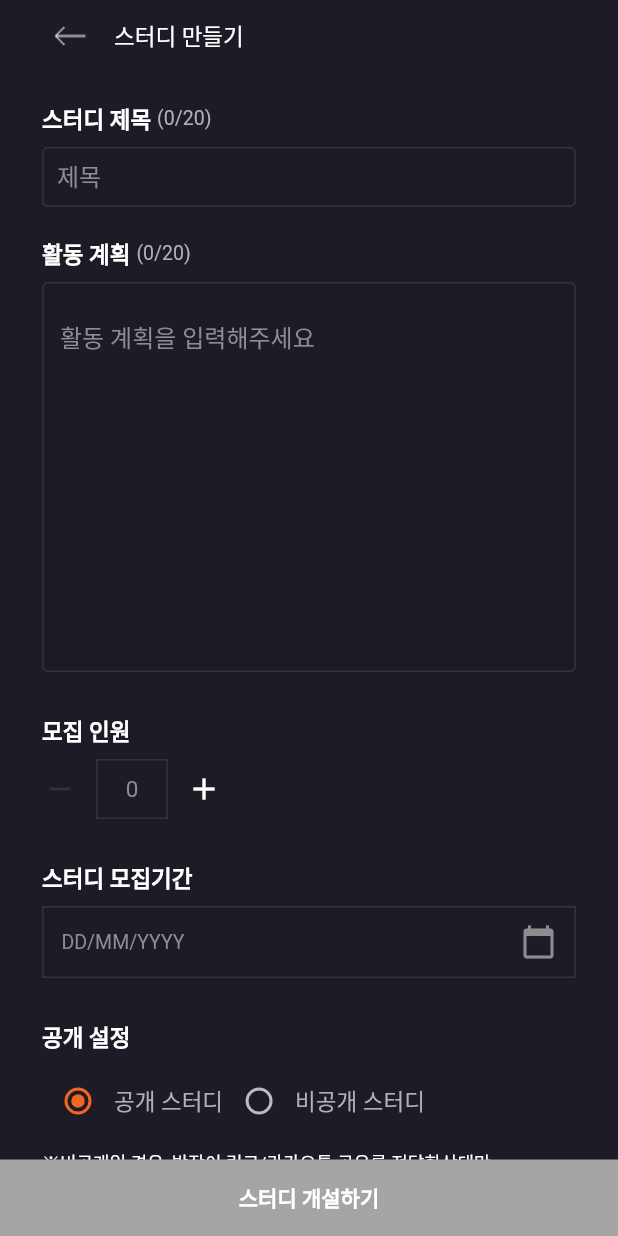
After one commit to JOIN-M-Y/Mobile, a Flutter app: the CreateStudy screen opened by its route, on a phone screen of 412 x 824 dp. The commit adds this screen. Run offline on Flutter 3.47's test engine with Material 2 defaults, Android fonts, the phone set to English and light mode, and no system bars; our stand-ins replace circular_check_box, dio, firebase_messaging, flutter_swiper, google_sign_in, image_cropper and 3 more; missing offline and left inert: flare_splash_screen, loading_animations; accounts and stored records are empty.

Commit message:
add : user sign in,up & create study

```diff
--- a/lib/blocs/user_bloc.dart
+++ b/lib/blocs/user_bloc.dart
@@ -3,6 +3,7 @@ import 'package:google_sign_in/google_sign_in.dart';
 import 'package:join/blocs/base.dart';
 import 'package:join/model/account_model.dart';
 import 'package:rxdart/rxdart.dart';
+import 'package:shared_preferences/shared_preferences.dart';
 
 class UserBloc extends BaseBloc<AccountModel> {
   Observable<AccountModel> get userInfo => fetcher.stream;
@@ -25,8 +26,63 @@ class UserBloc extends BaseBloc<AccountModel> {
       String provider,
       String socialId,
       BuildContext context) async {
+    List<String> engToKor = List();
+
+    // ignore: missing_return
+    interestList.forEach((f) {
+      switch (f) {
+        case "BX디자인":
+          engToKor.add("bx");
+          break;
+        case "UX/UI디자인":
+          engToKor.add("ux/ui");
+          break;
+        case "영상 디자인":
+          engToKor.add("video");
+          break;
+        case "3D 디자인":
+          engToKor.add("3d");
+          break;
+        case "일러스트레이터":
+          engToKor.add("illustration");
+          break;
+        case "GA 기획":
+          engToKor.add("ga");
+          break;
+        case "UX 기획":
+          engToKor.add("ux");
+          break;
+        case "역 기획":
+          engToKor.add("reverse");
+          break;
+        case "마케팅 기획":
+          engToKor.add("marcketing");
+          break;
+        case "웹 개발":
+          engToKor.add("web");
+          break;
+        case "서버 개발":
+          engToKor.add("server");
+          break;
+        case "모바일 개발":
+          engToKor.add("mobile");
+          break;
+        case "데이터사이언스":
+          engToKor.add("dataScience");
+          break;
+        case "게임 개발":
+          engToKor.add("game");
+          break;
+        case "IoT개발":
+          engToKor.add("iot");
+          break;
+      }
+    });
+
     AccountModel model = await repository.signUpUser(email, fcmToken, gender,
-        position, interestList, provider, socialId, context);
+        position, engToKor, provider, socialId, context);
+    SharedPreferences sharedPreferences = await SharedPreferences.getInstance();
+    sharedPreferences.setString("accessToken", model.accessToken);
     fetcher.sink.add(model);
   }
 }
--- a/lib/const/strings.dart
+++ b/lib/const/strings.dart
@@ -12,4 +12,5 @@ class Routes {
   static const String GENDER = "/signUp/gender";
   static const String JOB = "/job";
   static const String DETAIL_JOB = "/job/detail";
+  static const String CREATE_STUDY = "/study/create";
 }
--- a/lib/main.dart
+++ b/lib/main.dart
@@ -10,6 +10,7 @@ import 'package:join/page/signin/jobPage.dart';
 import 'package:join/page/joinMainPage.dart';
 import 'package:join/page/loginPage.dart';
 import 'package:join/page/mainPage.dart';
+import 'package:join/page/tab_study/createStudyPafe.dart';
 
 import 'const/strings.dart';
 import 'page/signUpEmailPage.dart';
@@ -47,6 +48,7 @@ class JoinApp extends StatelessWidget {
             JobPage(ModalRoute.of(context).settings.arguments),
         Routes.DETAIL_JOB: (context) =>
             DetailJobPage(ModalRoute.of(context).settings.arguments),
+        Routes.CREATE_STUDY :(context) => CreateStudy()
       },
     );
   }
--- a/lib/network/AppInterceptors.dart
+++ b/lib/network/AppInterceptors.dart
@@ -3,24 +3,18 @@ import 'dart:async';
 import 'package:dio/dio.dart';
 import 'package:flutter/material.dart';
 import 'package:join/custom/join_dialog.dart';
+import 'package:shared_preferences/shared_preferences.dart';
 
 class AppInterceptors extends Interceptor {
-
   @override
   Future onRequest(RequestOptions options) async {
-    if (options.headers.containsKey("requiresToken")) {
-      //remove the auxiliary header
-      options.headers.remove("requiresToken");
-
-//      SharedPreferences prefs = await SharedPreferences.getInstance();
-//      var header = prefs.get("Header");
-//
-//      options.headers.addAll({"Header": "$header${DateTime.now()}"});
+    SharedPreferences shard = await SharedPreferences.getInstance();
+    String accessToken = shard.get("accessToken");
+    if (accessToken != null) {
+      options.headers["Authorization"] = accessToken;
+    }
     print(
-          "--> ${options.method != null
-              ? options.method.toUpperCase()
-              : 'METHOD'} ${"" + (options.baseUrl ?? "") +
-              (options.path ?? "")}");
+        "--> ${options.method != null ? options.method.toUpperCase() : 'METHOD'} ${"" + (options.baseUrl ?? "") + (options.path ?? "")}");
     print("Headers:");
     options.headers.forEach((k, v) => print('$k: $v'));
     if (options.queryParameters != null) {
@@ -31,12 +25,9 @@ class AppInterceptors extends Interceptor {
       print("Body: ${options.data}");
     }
     print(
-          "--> END ${options.method != null
-              ? options.method.toUpperCase()
-              : 'METHOD'}");
+        "--> END ${options.method != null ? options.method.toUpperCase() : 'METHOD'}");
 
     return options;
-    }
   }
 
   @override
@@ -47,14 +38,9 @@ class AppInterceptors extends Interceptor {
 //          "/login", (Route<dynamic> route) => false);
 //    }
       print(
-          "<-- ${dioError.message} ${(dioError.response?.request != null
-              ? (dioError.response.request.baseUrl +
-              dioError.response.request.path)
-              : 'URL')}");
+          "<-- ${dioError.message} ${(dioError.response?.request != null ? (dioError.response.request.baseUrl + dioError.response.request.path) : 'URL')}");
       print(
-          "${dioError.response != null
-              ? dioError.response.data
-              : 'Unknown Error'}");
+          "${dioError.response != null ? dioError.response.data : 'Unknown Error'}");
       print("<-- End error");
       return dioError;
     }
@@ -76,12 +62,10 @@ class AppInterceptors extends Interceptor {
 //          request: response.request, error: "User is no longer active");
 //    }
     print(
-        "<-- ${response.statusCode} ${(response.request != null ? (response
-            .request.baseUrl + response.request.path) : 'URL')}");
+        "<-- ${response.statusCode} ${(response.request != null ? (response.request.baseUrl + response.request.path) : 'URL')}");
     print("Headers:");
     response.headers?.forEach((k, v) => print('$k: $v'));
     print("Response: ${response.data}");
     print("<-- END HTTP");
-
   }
 }
--- a/lib/page/loginPage.dart
+++ b/lib/page/loginPage.dart
@@ -1,6 +1,7 @@
 import 'package:dio/dio.dart';
 import 'package:flutter/cupertino.dart';
 import 'package:flutter/material.dart';
+import 'package:flutter/services.dart';
 import 'package:flutter/widgets.dart';
 import 'package:google_sign_in/google_sign_in.dart';
 import 'package:join/blocs/google_auth_bloc.dart';
@@ -100,7 +101,7 @@ class _LoginPage extends State<LoginPage> {
             moveGenderPager(() {
               userBloc.isSignUpUser(snapshot.data).then((value) {
                 if (value.accessToken.isNotEmpty) {
-                  Navigator.pushNamed(context, Routes.MAIN);
+                  Navigator.pushReplacementNamed(context, Routes.MAIN);
                 } else {
                   Navigator.pushNamed(context, Routes.GENDER,
                       arguments: GenderSelectArguments(snapshot.data));
--- a/lib/page/mainPage.dart
+++ b/lib/page/mainPage.dart
@@ -4,6 +4,7 @@ import 'package:flutter/material.dart';
 import 'package:flutter_swiper/flutter_swiper.dart';
 import 'package:join/blocs/recommend_bloc.dart';
 import 'package:join/common/ui.dart';
+import 'package:join/const/strings.dart';
 import 'package:join/page/tab_profile/profilePage.dart';
 import 'package:join/page/tab_study/bestStudyPage.dart';
 import 'package:join/page/tab_study/newStudyPage.dart';
@@ -69,6 +70,13 @@ class _MainPage extends State<MainPage> {
   Widget build(BuildContext context) {
     return Scaffold(
       resizeToAvoidBottomInset: false,
+      floatingActionButton: FloatingActionButton(
+        backgroundColor: Color.fromRGBO(243, 102, 34, 1),
+        onPressed: () {
+          Navigator.pushNamed(context, Routes.CREATE_STUDY);
+        },
+        child: Icon(Icons.edit),
+      ),
       backgroundColor: Color.fromRGBO(28, 27, 38, 2),
       body: SafeArea(
         child: SizedBox.expand(
--- a/lib/page/signin/detailJobPage.dart
+++ b/lib/page/signin/detailJobPage.dart
@@ -56,7 +56,7 @@ class _DetailJogPage extends State<DetailJobPage> {
     String gender = widget.arguments.gender;
 
     userBloc.signUphUser(
-        email, fcmToken, gender, position, items, "gmail", socialId,context);
+        email, fcmToken, gender, position, items, "gmail", socialId, context);
   }
 
   @override
@@ -104,8 +104,8 @@ class _DetailJogPage extends State<DetailJobPage> {
                     StreamBuilder<AccountModel>(
                         stream: userBloc.userInfo,
                         builder: (context, snapshot) {
-                          if (snapshot.hasData) {
-                            Navigator.of(context).pushNamed(Routes.MAIN);
+                          if (snapshot.hasData && !snapshot.hasError) {
+                            Navigator.of(context).popUntil(ModalRoute.withName(Routes.MAIN));
                           }
                           return Expanded(
                             child: SingleChildScrollView(
@@ -157,10 +157,9 @@ class _DetailJogPage extends State<DetailJobPage> {
                                               context: context,
                                               builder: (context) {
                                                 return JoinDialog(
-                                                  title: "선택",
-                                                  content:
-                                                      "관심분야를 하나 이상 선택해주세요."
-                                                );
+                                                    title: "선택",
+                                                    content:
+                                                        "관심분야를 하나 이상 선택해주세요.");
                                               });
                                         } else {
                                           signUp(newItems);
--- /dev/null
+++ b/lib/page/tab_study/createStudyPafe.dart
@@ -0,0 +1,415 @@
+import 'package:flutter/cupertino.dart';
+import 'package:flutter/material.dart';
+import 'package:join/common/ui.dart';
+
+class CreateStudy extends StatefulWidget {
+  @override
+  State<StatefulWidget> createState() => _CreateStudy();
+}
+
+class _CreateStudy extends State<CreateStudy> {
+  bool value = false;
+  int secretGroup = 1;
+  int categoryGroup = 2;
+
+  @override
+  Widget build(BuildContext context) {
+    return Scaffold(
+      backgroundColor: Color.fromRGBO(28, 27, 38, 2),
+      body: SafeArea(
+          child: Column(
+        mainAxisSize: MainAxisSize.max,
+        children: <Widget>[
+          Expanded(
+            child: SingleChildScrollView(
+              child: Padding(
+                padding: const EdgeInsets.only(left: 28, right: 28),
+                child: Column(
+                  crossAxisAlignment: CrossAxisAlignment.start,
+                  children: <Widget>[
+                    toolbar(),
+                    studyTitle(),
+                    studyTitleInputBox(),
+                    studyPlan(),
+                    studyPlanInputBox(),
+                    SizedBox(height: 28),
+                    studyRecruitCountText(),
+                    SizedBox(height: 8),
+                    studyRecruitCount(),
+                    SizedBox(height: 28),
+                    studyScheduleText(),
+                    studySchedule(),
+                    SizedBox(height: 28),
+                    studySecretSettingText(),
+                    SizedBox(height: 8),
+                    studySecretSetting(),
+                    SizedBox(height: 8),
+                    studySeccretSettingDescription(),
+                    SizedBox(height: 28),
+                    studyAreaText(),
+                    SizedBox(height: 8),
+                    studyArea(),
+                    SizedBox(height: 28),
+                    studyCategoryText(),
+                    studyCategory()
+                  ],
+                ),
+              ),
+            ),
+          ),
+          createStudyButton()
+        ],
+      )),
+    );
+  }
+
+  Widget studyCategory() {
+    return Theme(
+      data: ThemeData.dark(),
+      child: Row(
+        children: <Widget>[
+          Radio(
+            value: 1,
+            groupValue: categoryGroup,
+            activeColor: Color.fromRGBO(243, 102, 34, 1),
+            onChanged: (value) {
+              setState(() {
+                this.categoryGroup = value;
+              });
+            },
+          ),
+          Text("기획",
+              style: TextStyle(
+                  fontSize: 15, color: Color.fromRGBO(177, 177, 177, 1))),
+          Radio(
+            value: 2,
+            groupValue: categoryGroup,
+            activeColor: Color.fromRGBO(243, 102, 34, 1),
+            onChanged: (value) {
+              setState(() {
+                this.categoryGroup = value;
+              });
+            },
+          ),
+          Text("디자인",
+              style: TextStyle(
+                  fontSize: 15, color: Color.fromRGBO(177, 177, 177, 1))),
+          Radio(
+            value: 3,
+            groupValue: categoryGroup,
+            activeColor: Color.fromRGBO(243, 102, 34, 1),
+            onChanged: (value) {
+              setState(() {
+                this.categoryGroup = value;
+              });
+            },
+          ),
+          Text("개발",
+              style: TextStyle(
+                  fontSize: 15, color: Color.fromRGBO(177, 177, 177, 1))),
+        ],
+      ),
+    );
+  }
+
+  Widget studyCategoryText() => Text("카테고리 선택",
+      style: TextStyle(
+          color: Colors.white, fontSize: 15, fontWeight: FontWeight.bold));
+
+  Widget studyArea() {
+    return Row(
+      children: <Widget>[
+        Expanded(
+          flex: 1,
+          child: Container(
+            decoration: BoxDecoration(
+                border: Border.all(color: Color.fromRGBO(47, 51, 55, 1))),
+            child: Padding(
+              padding: const EdgeInsets.only(
+                  left: 12, right: 12, top: 10, bottom: 10),
+              child: Row(
+                mainAxisAlignment: MainAxisAlignment.spaceBetween,
+                children: <Widget>[
+                  Text("도",
+                      style: TextStyle(
+                          fontSize: 13,
+                          color: Color.fromRGBO(141, 140, 143, 1))),
+                  Icon(Icons.arrow_drop_down, color: Colors.white)
+                ],
+              ),
+            ),
+          ),
+        ),
+        SizedBox(width: 13),
+        Expanded(
+          flex: 1,
+          child: Container(
+            decoration: BoxDecoration(
+                border: Border.all(color: Color.fromRGBO(47, 51, 55, 1))),
+            child: Padding(
+              padding: const EdgeInsets.only(
+                  left: 12, right: 12, top: 10, bottom: 10),
+              child: Row(
+                mainAxisAlignment: MainAxisAlignment.spaceBetween,
+                children: <Widget>[
+                  Text("시",
+                      style: TextStyle(
+                          fontSize: 13,
+                          color: Color.fromRGBO(141, 140, 143, 1))),
+                  Icon(Icons.arrow_drop_down, color: Colors.white)
+                ],
+              ),
+            ),
+          ),
+        )
+      ],
+    );
+  }
+
+  Widget studyAreaText() => Text("지역",
+      style: TextStyle(
+          color: Colors.white, fontSize: 15, fontWeight: FontWeight.bold));
+
+  Widget studySeccretSettingDescription() =>
+      Text("※비공개일 경우, 방장이 링크/카카오톡 공유를 전달한상대만 \n초대가능니다.",
+          style: TextStyle(color: Colors.white, fontSize: 12));
+
+  Widget studySecretSetting() {
+    return Theme(
+      data: ThemeData.dark(),
+      child: Row(
+        children: <Widget>[
+          Radio(
+            value: 1,
+            groupValue: secretGroup,
+            activeColor: Color.fromRGBO(243, 102, 34, 1),
+            onChanged: (value) {
+              setState(() {
+                this.secretGroup = value;
+              });
+            },
+          ),
+          Text("공개 스터디",
+              style: TextStyle(
+                  fontSize: 15, color: Color.fromRGBO(177, 177, 177, 1))),
+          Radio(
+            value: 2,
+            groupValue: secretGroup,
+            activeColor: Color.fromRGBO(243, 102, 34, 1),
+            onChanged: (value) {
+              setState(() {
+                this.secretGroup = value;
+              });
+            },
+          ),
+          Text("비공개 스터디",
+              style: TextStyle(
+                  fontSize: 15, color: Color.fromRGBO(177, 177, 177, 1))),
+        ],
+      ),
+    );
+  }
+
+  Widget studySecretSettingText() {
+    return Text("공개 설정",
+        style: TextStyle(
+            color: Colors.white, fontSize: 15, fontWeight: FontWeight.bold));
+  }
+
+  Widget studySchedule() {
+    return Container(
+      margin: const EdgeInsets.only(top: 8),
+      decoration: BoxDecoration(
+          border: Border.all(color: Color.fromRGBO(47, 55, 51, 1))),
+      child: Padding(
+        padding:
+            const EdgeInsets.only(top: 11, bottom: 11, left: 12, right: 12),
+        child: Row(
+          mainAxisAlignment: MainAxisAlignment.spaceBetween,
+          children: <Widget>[
+            Text("DD/MM/YYYY",
+                style: TextStyle(
+                    fontSize: 13, color: Color.fromRGBO(141, 140, 143, 1))),
+            Icon(Icons.calendar_today, color: Color.fromRGBO(141, 140, 143, 1))
+          ],
+        ),
+      ),
+    );
+  }
+
+  Widget studyScheduleText() {
+    return Text("스터디 모집기간",
+        style: TextStyle(
+            color: Colors.white, fontSize: 15, fontWeight: FontWeight.bold));
+  }
+
+  Widget studyRecruitCount() {
+    return Row(
+      children: <Widget>[
+        InkWell(
+          child: Icon(Icons.remove, color: Color.fromRGBO(47, 55, 51, 1)),
+        ),
+        SizedBox(width: 12),
+        Container(
+          decoration: BoxDecoration(
+              border: Border.all(color: Color.fromRGBO(47, 55, 51, 1))),
+          alignment: Alignment.center,
+          width: 48,
+          height: 40,
+          child: Text("0",
+              style: TextStyle(
+                  color: Color.fromRGBO(141, 140, 143, 1), fontSize: 15)),
+        ),
+        SizedBox(width: 12),
+        InkWell(
+          child: Icon(Icons.add, color: Colors.white),
+        ),
+      ],
+    );
+  }
+
+  Widget studyRecruitCountText() {
+    return Text("모집 인원",
+        style: TextStyle(
+            color: Colors.white, fontSize: 15, fontWeight: FontWeight.bold));
+  }
+
+  Widget toolbar() {
+    return Row(
+      children: <Widget>[
+        IconButton(
+          icon: Image.asset("images/arrow_left.png"),
+          onPressed: () {
+            Navigator.pop(context);
+          },
+        ),
+        Text(
+          "스터디 만들기",
+          style: TextStyle(color: Colors.white, fontSize: 15),
+        )
+      ],
+    );
+  }
+
+  Widget createStudyButton() {
+    return Container(
+      color: Color.fromRGBO(165, 165, 165, 1),
+      alignment: Alignment.bottomCenter,
+      child: InkWell(
+        child: Padding(
+          padding: const EdgeInsets.all(15),
+          child: Text("스터디 개설하기",
+              style:
+                  TextStyle(color: Colors.white, fontWeight: FontWeight.bold)),
+        ),
+      ),
+    );
+  }
+
+  Widget studyTitle() {
+    return Container(
+      margin: const EdgeInsets.only(top: 20),
+      child: Row(
+        children: <Widget>[
+          Text(
+            "스터디 제목",
+            style: TextStyle(
+                color: Colors.white, fontSize: 15, fontWeight: FontWeight.bold),
+          ),
+          SizedBox(width: 4),
+          Text(
+            "(0/20)",
+            style: TextStyle(
+                color: Color.fromRGBO(177, 177, 177, 1), fontSize: 13),
+          ),
+        ],
+      ),
+    );
+  }
+
+  Widget studyTitleInputBox() {
+    return Container(
+      height: 40,
+      margin: const EdgeInsets.only(top: 8),
+      child: new Theme(
+          data: new ThemeData(
+              primaryColor: Color.fromRGBO(47, 55, 51, 1),
+              hintColor: Colors.yellow),
+          child: TextFormField(
+            textAlignVertical: TextAlignVertical.center,
+            decoration: InputDecoration(
+                isDense: true,
+                contentPadding: EdgeInsets.all(10),
+                hintText: "제목",
+                hintStyle: TextStyle(color: Color.fromRGBO(141, 140, 143, 1)),
+                enabledBorder: OutlineInputBorder(
+                  borderSide: BorderSide(
+                    color: Color.fromRGBO(47, 55, 51, 1),
+                    style: BorderStyle.solid,
+                  ),
+                ),
+                focusedBorder: OutlineInputBorder(
+                  borderSide: BorderSide(
+                    color: Colors.white,
+                    style: BorderStyle.solid,
+                  ),
+                )),
+          )),
+    );
+  }
+
+  Widget studyPlan() {
+    return Container(
+      margin: const EdgeInsets.only(top: 20),
+      child: Row(
+        children: <Widget>[
+          Text(
+            "활동 계획",
+            style: TextStyle(
+                color: Colors.white, fontSize: 15, fontWeight: FontWeight.bold),
+          ),
+          SizedBox(width: 4),
+          Text(
+            "(0/20)",
+            style: TextStyle(
+                color: Color.fromRGBO(177, 177, 177, 1), fontSize: 13),
+          ),
+        ],
+      ),
+    );
+  }
+
+  Widget studyPlanInputBox() {
+    return Container(
+      height: 260,
+      margin: const EdgeInsets.only(top: 8),
+      child: new Theme(
+        data: new ThemeData(
+            primaryColor: Color.fromRGBO(47, 55, 51, 1),
+            hintColor: Colors.yellow),
+        child: TextField(
+          expands: true,
+          maxLines: null,
+          maxLength: 200,
+          textAlignVertical: TextAlignVertical.top,
+          decoration: InputDecoration(
+              hintText: "활동 계획을 입력해주세요",
+              counterText: "",
+              hintStyle: TextStyle(color: Color.fromRGBO(141, 140, 143, 1)),
+              enabledBorder: OutlineInputBorder(
+                borderSide: BorderSide(
+                  color: Color.fromRGBO(47, 55, 51, 1),
+                  style: BorderStyle.solid,
+                ),
+              ),
+              focusedBorder: OutlineInputBorder(
+                borderSide: BorderSide(
+                  color: Colors.white,
+                  style: BorderStyle.solid,
+                ),
+              )),
+        ),
+      ),
+    );
+  }
+}
--- a/lib/repository/userRepository.dart
+++ b/lib/repository/userRepository.dart
@@ -45,18 +45,18 @@ class UserRepository {
       print(interestList);
       print(provider);
       print(socialId);
-      final response =
-          await addInterceptors(dio).post("/accounts", data: {
+      final response = await addInterceptors(dio).post("/accounts", data: {
         "email": email,
-            "fcmToken":fcmToken,
-            "gender":gender,
-            "interestedField":position,
-            "interestedFieldDetail":interestList,
-            "provider":provider,
-            "socialId":socialId,
+        "fcmToken": fcmToken,
+        "gender": gender,
+        "interestedField": position,
+        "interestedFieldDetail": interestList,
+        "provider": provider,
+        "socialId": socialId,
       });
       return AccountModel.fromJson(Map<String, dynamic>.from(response.data));
     } catch (e) {
+      print(e);
       showDialog(
           context: context,
           builder: (context) {
--- a/pubspec.yaml
+++ b/pubspec.yaml
@@ -34,7 +34,10 @@ dependencies:
   # The following adds the Cupertino Icons font to your application.
   # Use with the CupertinoIcons class for iOS style icons.
   cupertino_icons: ^0.1.2
-
+  circular_check_box: ^1.0.1
+  firebase_messaging: ^6.0.12
+  loading_animations: ^2.1.0
+  shared_preferences: ^0.5.6+3
 dev_dependencies:
   flutter_test:
     sdk: flutter
```
Lines whose indentation alone changed are shown as unchanged.
